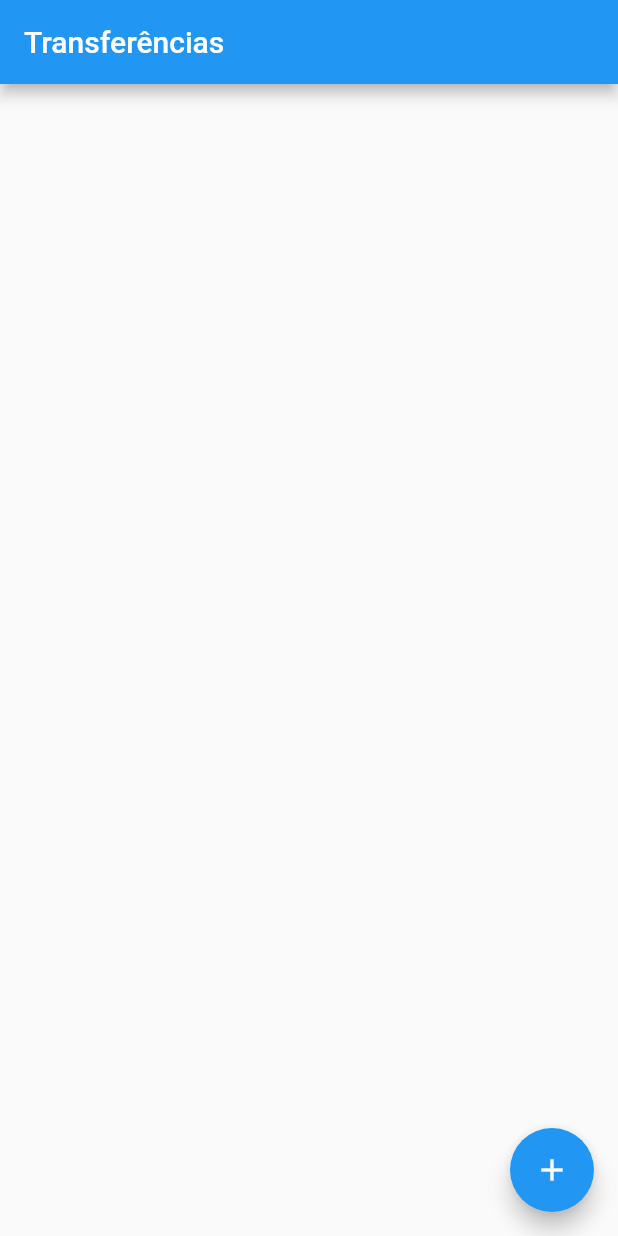
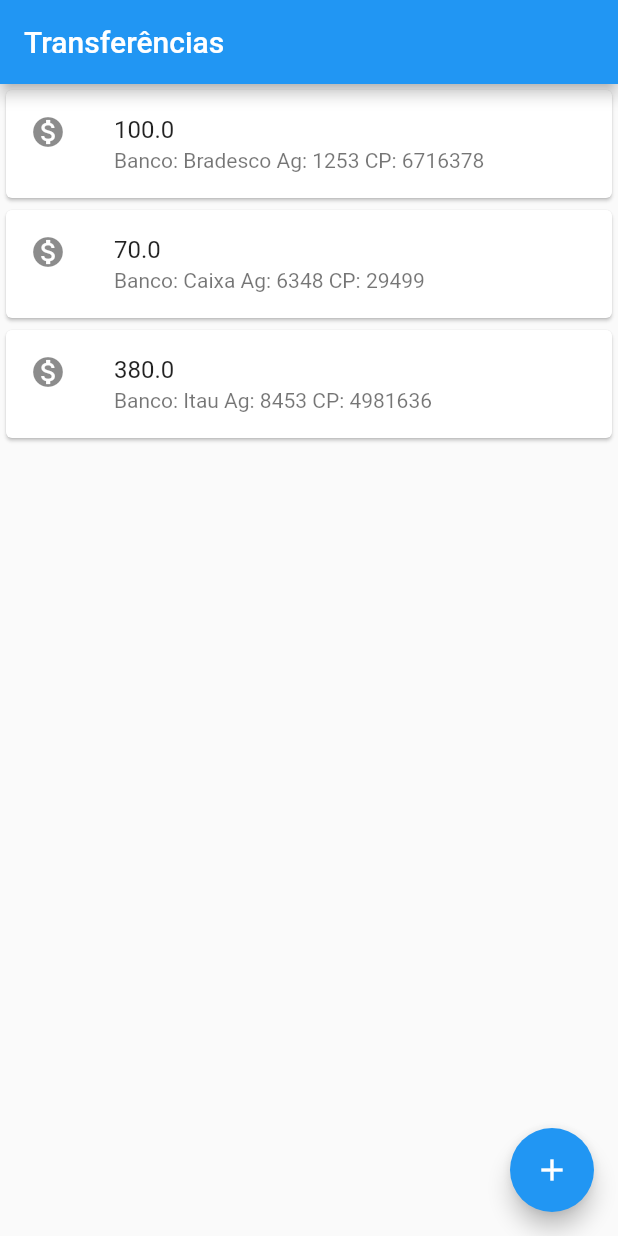
Before and after one commit to RoSPrates/AprendendoFlutterBytebank, a Flutter app: the screen it shows after launch, on a phone screen of 412 x 824 dp. Run offline on Flutter 3.47's test engine with Material 2 defaults, Android fonts, the phone set to English and light mode, and no system bars.

Commit message:
aula 2 refatorando codigo

```diff
--- a/lib/main.dart
+++ b/lib/main.dart
@@ -3,6 +3,7 @@ import 'package:flutter/material.dart';
 void main() => runApp(
       MaterialApp(
         home: Scaffold(
+          body: ListaTransferencias(),
           appBar: AppBar(
             title: Text("Transferências"),
           ),
@@ -12,3 +13,37 @@ void main() => runApp(
         ),
       ),
     );
+
+class ListaTransferencias extends StatelessWidget {
+  @override
+  Widget build(BuildContext context) {
+    return Column(children: <Widget>[
+      ItemTransferencia(Transferencia(100.00,"Banco: Bradesco Ag: 1253 CP: 6716378")),
+      ItemTransferencia(Transferencia(70.00,"Banco: Caixa Ag: 6348 CP: 29499")),
+      ItemTransferencia(Transferencia(380.00,"Banco: Itau Ag: 8453 CP: 4981636")),
+    ]);
+  }
+}
+
+class ItemTransferencia extends StatelessWidget {
+  final Transferencia _transferencia;
+
+  ItemTransferencia(this._transferencia);
+  @override
+  Widget build(BuildContext context) {
+    return Card(
+      child: ListTile(
+        leading: Icon(Icons.monetization_on),
+        subtitle: Text(_transferencia._dadosTransferido),
+        title: Text(_transferencia._valor.toString()),
+      ),
+    );
+  }
+}
+
+class Transferencia{
+  final double _valor;
+  final String _dadosTransferido;
+
+  Transferencia(this._valor,this._dadosTransferido);
+}
```
